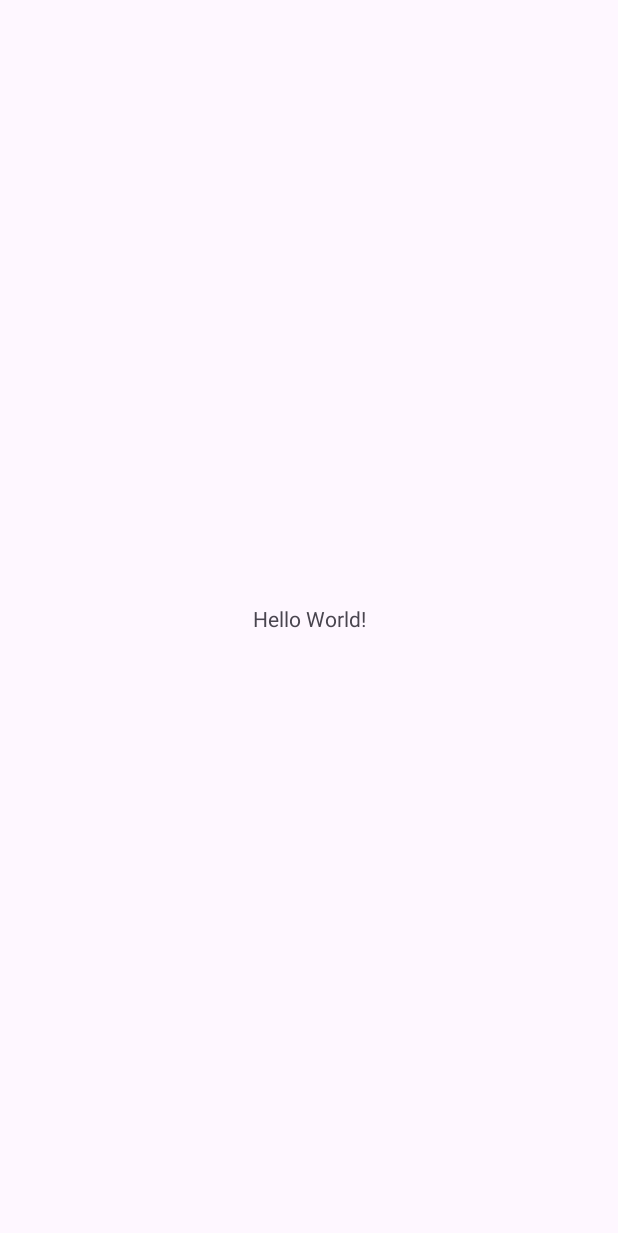
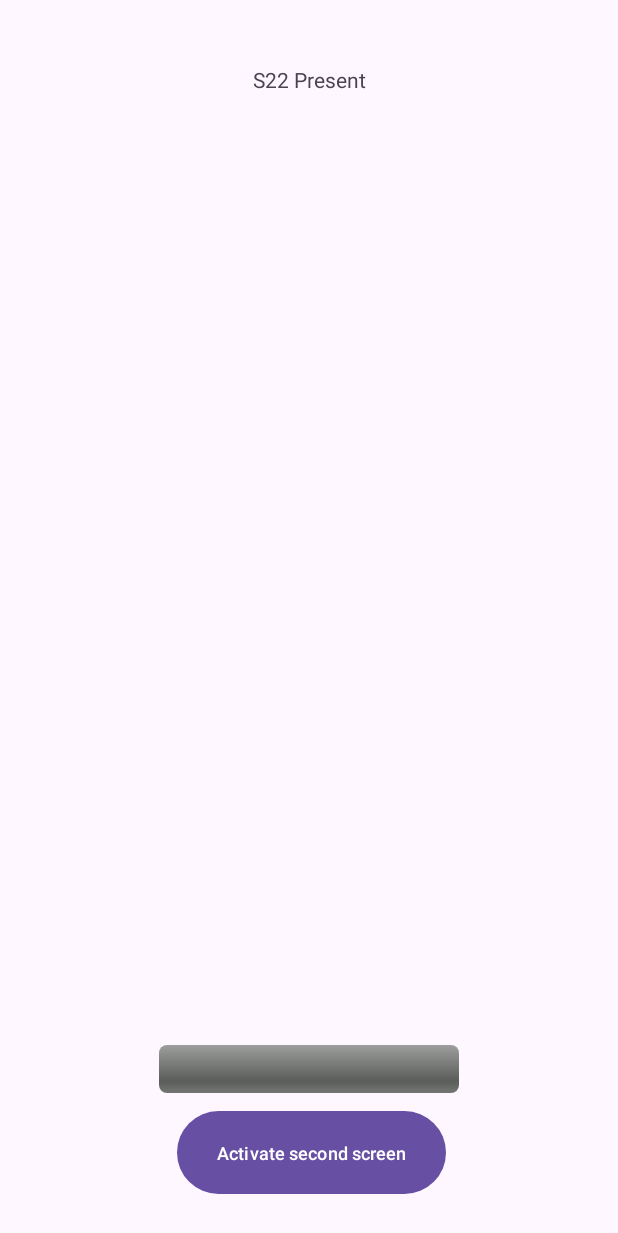
Before and after one commit to garrettluu/CATS22Present, an Android app: the screen it shows after launch (MainActivity), on a phone screen of 412 x 824 dp. Before the commit the part shown is almost empty. Shown: the top 1233 px of the screen. Run offline under Robolectric (Android 15) with nearby library versions, the phone set to English and light mode, and no system bars; libraries missing offline, so code that uses them is left out: com.topjohnwu.superuser; 4 statements that could not run were skipped.

Commit message:
Add files via upload
V0.19

```diff
--- /dev/null
+++ b/app/src/main/java/com/android/s22present/Globals.kt
@@ -0,0 +1,31 @@
+package com.android.s22present
+
+import android.annotation.SuppressLint
+import android.os.IBinder
+import android.view.Display
+import android.view.SurfaceControl
+import android.widget.ProgressBar
+
+// This class stores global variables.
+class Globals
+{
+    companion object
+    {
+        // Get Surface Flinger IDs
+        val sfids = SurfaceControl::class.java.getMethod("getPhysicalDisplayIds").invoke(null) as LongArray
+        // Get a token for both displays (Main display unused)
+        val token = SurfaceControl::class.java.getMethod("getPhysicalDisplayToken", Long::class.java).invoke(null, Globals.sfids[1])
+        val tokenmain = SurfaceControl::class.java.getMethod("getPhysicalDisplayToken", Long::class.java).invoke(null, Globals.sfids[0])
+        // Get a method for toggling display power.
+        val displayPowerMethod = SurfaceControl::class.java.getMethod("setDisplayPowerMode", IBinder::class.java, Int::class.java)
+
+        // DisplayManager Display ID storage.
+        var display : Display? = null
+        // Make Presentation content variable (currently allows for multiple presets, full customization will require more work than this).
+        var content : Int = R.layout.presentation
+
+        // Progress bar storage. Storing a progress bar here isn't best practice but I'm not smart enough to come up with another way of updating it from the Service.
+        @SuppressLint("StaticFieldLeak")
+        var loading : ProgressBar? = null
+    }
+}
--- a/app/src/main/java/com/android/s22present/MainActivity.kt
+++ b/app/src/main/java/com/android/s22present/MainActivity.kt
@@ -1,39 +1,114 @@
 package com.android.s22present
 
+import android.content.Context
 import android.content.Intent
+import android.hardware.display.DisplayManager
 import android.os.Bundle
 import android.os.Handler
 import android.os.Looper
+import android.util.Log
+import android.widget.Button
+import android.widget.Toast
 import androidx.activity.enableEdgeToEdge
 import androidx.appcompat.app.AppCompatActivity
 import androidx.core.view.ViewCompat
 import androidx.core.view.WindowInsetsCompat
+import com.topjohnwu.superuser.Shell
 
-
+// Clue's in the name.
 class MainActivity : AppCompatActivity() {
-
-    override fun onCreate(savedInstanceState: Bundle?) {
+    override fun onCreate(savedInstanceState: Bundle?)
+    {
+        // On start
+        Log.d("S22Present-Main", "Hello!")
         super.onCreate(savedInstanceState)
+        // Create UI
         enableEdgeToEdge()
         setContentView(R.layout.activity_main)
-        ViewCompat.setOnApplyWindowInsetsListener(findViewById(R.id.main)) { v, insets ->
-            val systemBars = insets.getInsets(WindowInsetsCompat.Type.systemBars())
+        // Grab the loading bar and reset the progress
+        Globals.loading = findViewById(R.id.progressBar)
+        Globals.loading?.progress = 0
+        ViewCompat.setOnApplyWindowInsetsListener(findViewById(R.id.main))
+        {
+            v, insets -> val systemBars = insets.getInsets(WindowInsetsCompat.Type.systemBars())
             v.setPadding(systemBars.left, systemBars.top, systemBars.right, systemBars.bottom)
-            insets}
-
+            insets
+        }
+        // Get the secondary display ID from Display Manager.
+        Log.d("S22Present-Main", "Looking for second display...")
+        try {
+            val displaymanager = getSystemService(Context.DISPLAY_SERVICE) as DisplayManager
+            Globals.display = displaymanager.displays[1]
+            Globals.loading?.progress = 1
+            // If no second display is found
+            if(Globals.display==null)
+            {
+                // Prompt user to run commands and reset progress
+                Log.d("S22Present-Main", "No second display found. Run the commands!")
+                Toast.makeText(this, "No second display found. Run the commands!", 2500).show()
+                Globals.loading?.progress = 0
+            }
+            // If second display is found
+            else
+            {
+                // Identify the service
+                val serviceintent = Intent(this, ListenerService::class.java)
+                Log.d("S22Present-Main", "I'm killing any existing services to prevent duplicates")
+                // Kill existing service
+                stopService(serviceintent)
+                // Run service and update progress
+                Log.d("S22Present-Main", "Asking Service to Run.")
+                startService(serviceintent)
+                Globals.loading?.progress = 2
+            }
+            // If a crash occurs when trying to get the second display
+        } catch(e: ExceptionInInitializerError)
+        {
+            // Prompt user to run commands and reset progress
+            Log.d("S22Present-Main", "An Exception occurred trying to find the second screen. It is likely because the second screen isn't activated.")
+            Toast.makeText(this, "No second display found. Run the commands!", 2500).show()
+            Globals.loading?.progress = 0
+        }
+        // When the user pushes the commands button
+        findViewById<Button>(R.id.button).setOnClickListener {
+            Log.d("S22Present-Main", "Secondary screen activation requested. Asking for root.")
+            // Obtain root access by creating a SU shell.
+            Shell.getShell()
+            // If root access is granted
+            if (Shell.isAppGrantedRoot() == true)
+            {
+                // Execute shell commands to activate second screen.
+                Log.d("S22Present-Main", "Root achieved. Running commands... System will soft reboot!")
+                Shell.cmd("settings put global hidden_api_policy_pre_p_apps 1","settings put global hidden_api_policy_p_apps 1","setprop ro.vendor.gsi.image_running false", "setprop ctl.restart vendor.hwcomposer-2-1").exec()
+                // If the system hasn't rebooted after 3 seconds.
+                Handler(Looper.getMainLooper()).postDelayed(
+                {
+                    // Notify user that commands failed.
+                    Log.d("S22Present-Main", "App is still running. The commands failed! Check device is rooted.")
+                    Toast.makeText(this, "Commands failed. Check device is rooted.", 2500).show()
+                }, 3000)
+            }
+            // If no root access is obtained.
+            else
+            {
+                // Notify user that root access wasn't achieved.
+                Log.d("S22Present-Main", "Check device is rooted.")
+                Toast.makeText(this, "Have you got root access?", 2500).show()
+            }
+        }
     }
     override fun onResume()
     {
-        startService(Intent(this, Presentservice::class.java))
         super.onResume()
     }
 
     override fun onPause()
     {
-        Handler(Looper.getMainLooper()).postDelayed(
-            {
-                stopService(Intent(this, Presentservice::class.java))
-            }, 1000)
         super.onPause()
     }
+
+    override fun onStop()
+    {
+        super.onStop()
+    }
 }
--- a/app/src/main/res/layout/activity_main.xml
+++ b/app/src/main/res/layout/activity_main.xml
@@ -8,12 +8,45 @@
     tools:context=".MainActivity">
 
     <TextView
-        android:layout_width="wrap_content"
-        android:layout_height="wrap_content"
-        android:text="Hello World!"
+        android:id="@+id/textView"
+        android:layout_width="92dp"
+        android:layout_height="26dp"
+        android:text="S22 Present"
+        android:textAlignment="center"
         app:layout_constraintBottom_toBottomOf="parent"
         app:layout_constraintEnd_toEndOf="parent"
         app:layout_constraintStart_toStartOf="parent"
-        app:layout_constraintTop_toTopOf="parent" />
+        app:layout_constraintTop_toTopOf="parent"
+        app:layout_constraintVertical_bias="0.054" />
+
+    <Button
+        android:id="@+id/button"
+        android:layout_width="179dp"
+        android:layout_height="63dp"
+        android:layout_marginBottom="24dp"
+        android:text="Activate second screen"
+        android:textSize="12sp"
+        app:layout_constraintBottom_toBottomOf="parent"
+        app:layout_constraintEnd_toEndOf="parent"
+        app:layout_constraintHorizontal_bias="0.508"
+        app:layout_constraintStart_toStartOf="parent" />
+
+    <ProgressBar
+        android:id="@+id/progressBar"
+        style="?android:attr/progressBarStyleHorizontal"
+        android:layout_width="200dp"
+        android:layout_height="32dp"
+        android:layout_marginBottom="8dp"
+        android:indeterminate="false"
+        android:indeterminateBehavior="repeat"
+        android:indeterminateDrawable="@android:drawable/progress_indeterminate_horizontal"
+        android:max="4"
+        android:maxHeight="20dip"
+        android:progress="0"
+        android:progressDrawable="@android:drawable/progress_horizontal"
+        android:progressTint="#03A9F4"
+        app:layout_constraintBottom_toTopOf="@+id/button"
+        app:layout_constraintEnd_toEndOf="parent"
+        app:layout_constraintStart_toStartOf="parent" />
 
 </androidx.constraintlayout.widget.ConstraintLayout>
--- a/app/src/main/res/values/strings.xml
+++ b/app/src/main/res/values/strings.xml
@@ -1,4 +1,5 @@
 <resources>
     <string name="app_name">S22Present</string>
     <string name="Current_Presentation">null</string>
+    <string name="Date">null</string>
 </resources>
--- a/gradle/libs.versions.toml
+++ b/gradle/libs.versions.toml
@@ -9,6 +9,8 @@ appcompat = "1.7.0"
 material = "1.12.0"
 activity = "1.9.0"
 constraintlayout = "2.1.4"
+media3Common = "1.3.1"
+runtimeSavedInstanceState = "1.0.0-alpha11"
 
 [libraries]
 androidx-core-ktx = { group = "androidx.core", name = "core-ktx", version.ref = "coreKtx" }
@@ -19,6 +21,8 @@ androidx-appcompat = { group = "androidx.appcompat", name = "appcompat", version
 material = { group = "com.google.android.material", name = "material", version.ref = "material" }
 androidx-activity = { group = "androidx.activity", name = "activity", version.ref = "activity" }
 androidx-constraintlayout = { group = "androidx.constraintlayout", name = "constraintlayout", version.ref = "constraintlayout" }
+androidx-media3-common = { group = "androidx.media3", name = "media3-common", version.ref = "media3Common" }
+androidx-runtime-saved-instance-state = { group = "androidx.compose.runtime", name = "runtime-saved-instance-state", version.ref = "runtimeSavedInstanceState" }
 
 [plugins]
 android-application = { id = "com.android.application", version.ref = "agp" }
--- a/settings.gradle.kts
+++ b/settings.gradle.kts
@@ -16,6 +16,7 @@ dependencyResolutionManagement {
     repositories {
         google()
         mavenCentral()
+        maven(url="https://jitpack.io")
     }
 }
 
```
Also changed, not shown: app/build.gradle.kts (+11 -2 lines), app/src/main/AndroidManifest.xml (+11 -5 lines), app/src/main/java/com/android/s22present/ListenerService.kt (added, +188 -0 lines), app/src/main/java/com/android/s22present/PresentationHandler.kt (added, +32 -0 lines), app/src/main/java/com/android/s22present/ScreenService.kt (added, +70 -0 lines), app/src/main/res/layout/presentation.xml (+20 -8 lines), build.gradle.kts (line endings or trailing spaces), 1 other file.
